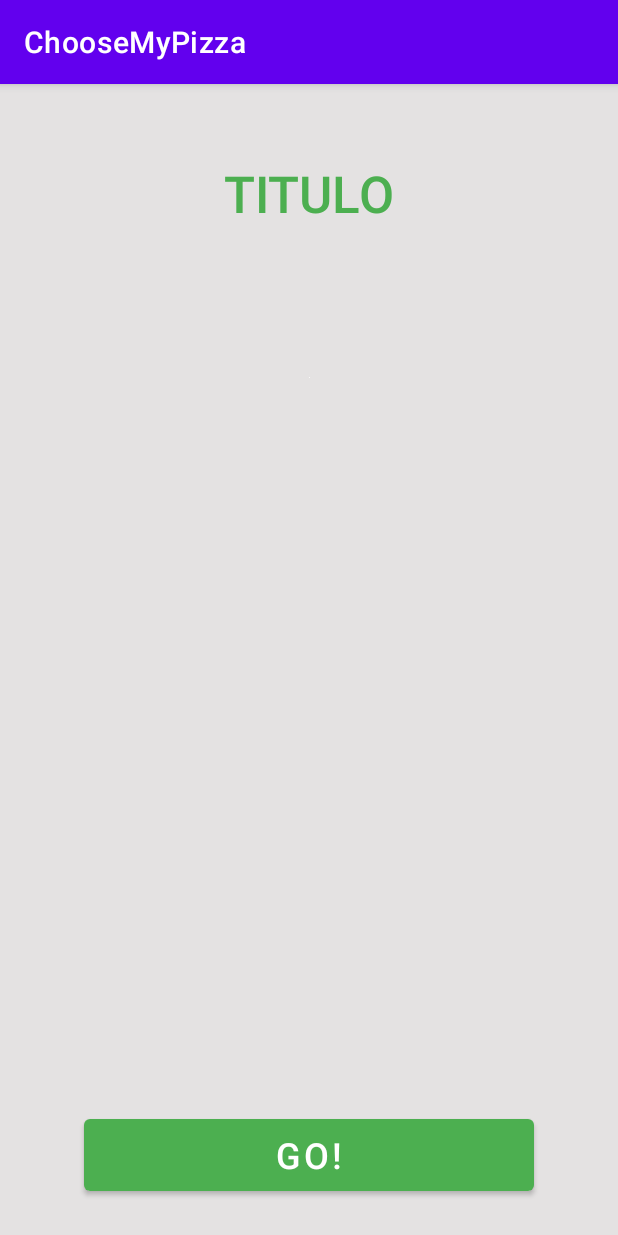
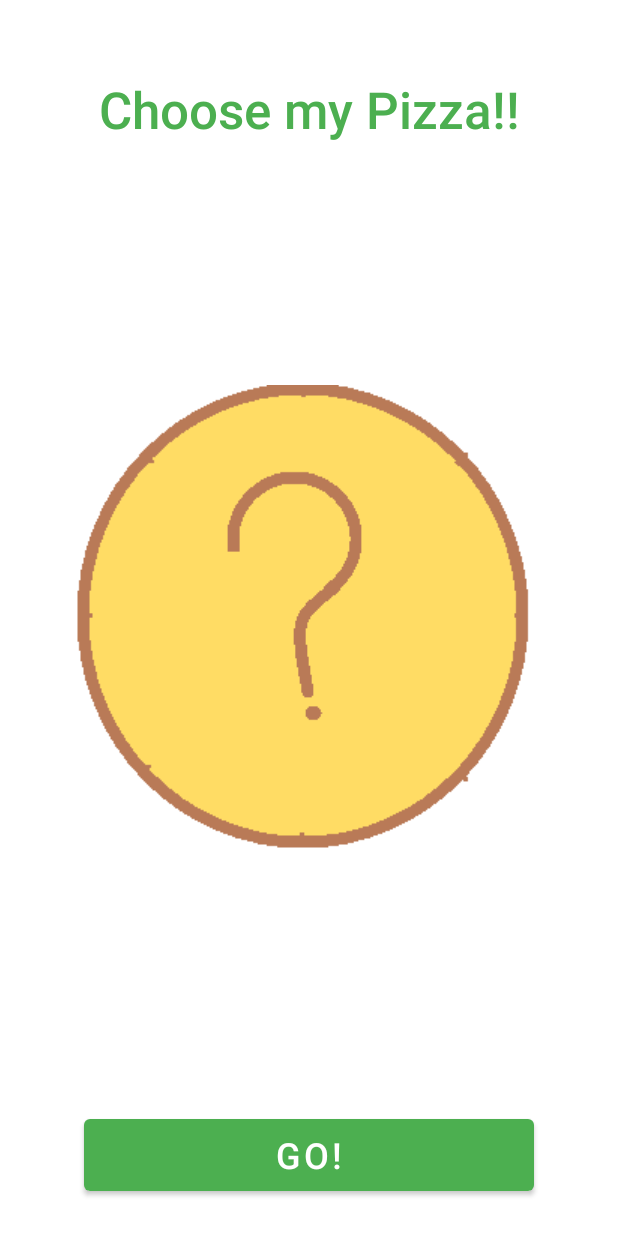
Before and after one commit to Luizahf/ChooseMyPizza, an Android app: the screen it shows after launch (MainActivity), on a phone screen of 412 x 824 dp. Run offline under Robolectric (Android 15) with nearby library versions, the phone set to English and light mode, and no system bars.

Commit message:
Display image view

```diff
--- a/app/src/main/AndroidManifest.xml
+++ b/app/src/main/AndroidManifest.xml
@@ -5,7 +5,6 @@
     <application
         android:allowBackup="true"
         android:icon="@mipmap/ic_launcher"
-        android:label="@string/app_name"
         android:roundIcon="@mipmap/ic_launcher_round"
         android:supportsRtl="true"
         android:theme="@style/Theme.ChooseMyPizza">
--- a/app/src/main/java/com/example/choosemypizza/MainActivity.kt
+++ b/app/src/main/java/com/example/choosemypizza/MainActivity.kt
@@ -2,10 +2,23 @@ package com.example.choosemypizza
 
 import androidx.appcompat.app.AppCompatActivity
 import android.os.Bundle
+import android.widget.ImageView
+import android.widget.TextView
 
 class MainActivity : AppCompatActivity() {
     override fun onCreate(savedInstanceState: Bundle?) {
         super.onCreate(savedInstanceState)
         setContentView(R.layout.activity_main)
+        this.supportActionBar?.hide()
+
+        setLayoutInicial()
+    }
+
+    private fun setLayoutInicial() {
+        val tituloPagina = findViewById<TextView>(R.id.titulo)
+        tituloPagina.text = "Choose my Pizza!!"
+
+        val imgPizza = findViewById<ImageView>(R.id.pizza)
+        imgPizza.setImageResource(R.drawable.escolher_pizza)
     }
 }
--- a/app/src/main/res/layout/activity_main.xml
+++ b/app/src/main/res/layout/activity_main.xml
@@ -4,11 +4,11 @@
     xmlns:tools="http://schemas.android.com/tools"
     android:layout_width="match_parent"
     android:layout_height="match_parent"
-    android:background="@color/fundo_cinza"
+    android:background="@color/white"
     tools:context=".MainActivity">
 
     <TextView
-        android:id="@+id/textView2"
+        android:id="@+id/titulo"
         android:layout_width="wrap_content"
         android:layout_height="wrap_content"
         android:layout_marginStart="8dp"
@@ -39,12 +39,13 @@
         app:layout_constraintStart_toStartOf="parent" />
 
     <ImageView
-        android:id="@+id/imageView"
+        android:id="@+id/pizza"
         android:layout_width="wrap_content"
         android:layout_height="wrap_content"
-        android:layout_marginTop="100dp"
+        app:layout_constraintBottom_toBottomOf="parent"
         app:layout_constraintEnd_toEndOf="parent"
         app:layout_constraintStart_toStartOf="parent"
-        app:layout_constraintTop_toBottomOf="@+id/textView2"
+        app:layout_constraintTop_toTopOf="parent"
         app:srcCompat="?attr/popupMenuBackground" />
+
 </androidx.constraintlayout.widget.ConstraintLayout>
--- a/app/src/main/res/values/colors.xml
+++ b/app/src/main/res/values/colors.xml
@@ -2,7 +2,7 @@
 <resources>
     <color name="purple_200">#FFBB86FC</color>
     <color name="purple_500">#FF6200EE</color>
-    <color name="purple_700">#FF3700B3</color>
+    <color name="purple_700">#E4E2E2</color>
     <color name="teal_200">#FF03DAC5</color>
     <color name="teal_700">#FF018786</color>
     <color name="black">#FF000000</color>
```
Also changed, not shown: app/src/main/res/drawable/a_moda.png, app/src/main/res/drawable/calabresa.png, app/src/main/res/drawable/escolher_pizza.png (added), app/src/main/res/drawable/portuguesa.png, app/src/main/res/drawable/quatro_queijos.png.
